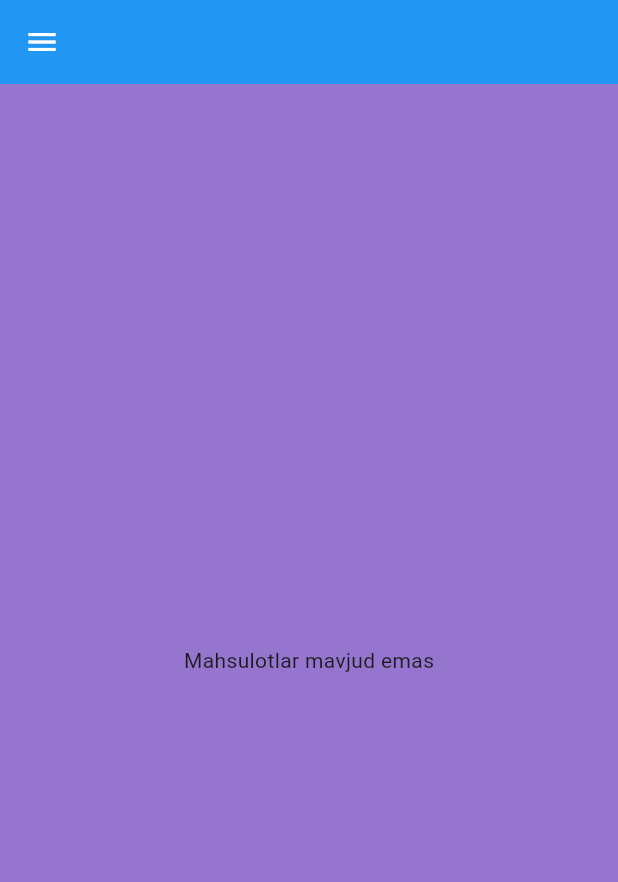
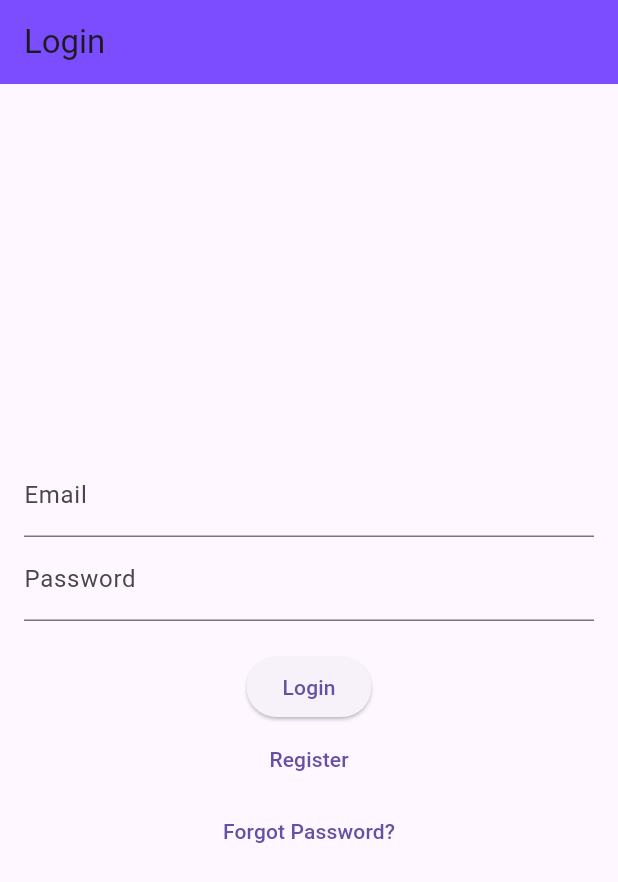
Before and after one commit to asliddinCoDeR77/quiz_app, a Flutter app: the screen it shows after launch, on a phone screen of 412 x 824 dp. Shown: the top 882 px of the screen. Run offline on Flutter 3.47's test engine with Material 3 defaults, Android fonts, the phone set to English and light mode, and no system bars; our stand-ins replace cloud_firestore, firebase_auth, firebase_core, lottie; accounts and stored records are empty.

```diff
--- /dev/null
+++ b/lib/auth/login_screen.dart
@@ -0,0 +1,95 @@
+import 'package:flutter/material.dart';
+import 'package:firebase_auth/firebase_auth.dart';
+import 'package:quiz_app/auth/reset_password.dart';
+import 'package:quiz_app/screen/quiz_screen.dart';
+import 'register_screen.dart';
+
+class LoginScreen extends StatefulWidget {
+  @override
+  _LoginScreenState createState() => _LoginScreenState();
+}
+
+class _LoginScreenState extends State<LoginScreen> {
+  final _auth = FirebaseAuth.instance;
+  final _emailController = TextEditingController();
+  final _passwordController = TextEditingController();
+  bool _isLoading = false;
+
+  void _login() async {
+    setState(() {
+      _isLoading = true;
+    });
+
+    try {
+      await _auth.signInWithEmailAndPassword(
+        email: _emailController.text,
+        password: _passwordController.text,
+      );
+      Navigator.of(context).push(MaterialPageRoute(
+        builder: (context) => Homepage(),
+      ));
+    } catch (e) {
+      print(e);
+      ScaffoldMessenger.of(context).showSnackBar(
+        SnackBar(content: Text('Failed to login: $e')),
+      );
+    }
+
+    setState(() {
+      _isLoading = false;
+    });
+  }
+
+  @override
+  Widget build(BuildContext context) {
+    return Scaffold(
+      appBar: AppBar(
+        title: Text('Login'),
+      ),
+      body: Padding(
+        padding: EdgeInsets.all(16.0),
+        child: Column(
+          mainAxisAlignment: MainAxisAlignment.center,
+          children: [
+            TextField(
+              controller: _emailController,
+              decoration: InputDecoration(labelText: 'Email'),
+            ),
+            TextField(
+              controller: _passwordController,
+              decoration: InputDecoration(labelText: 'Password'),
+              obscureText: true,
+            ),
+            SizedBox(height: 20),
+            if (_isLoading)
+              CircularProgressIndicator()
+            else
+              ElevatedButton(
+                onPressed: _login,
+                child: Text('Login'),
+              ),
+            TextButton(
+              onPressed: () {
+                Navigator.push(
+                  context,
+                  MaterialPageRoute(builder: (context) => RegisterScreen()),
+                );
+              },
+              child: Text('Register'),
+            ),
+            TextButton(
+              onPressed: () {
+                Navigator.push(
+                  context,
+                  MaterialPageRoute(
+                      builder: (context) => ResetPasswordScreen()),
+                );
+              },
+              child: Text('Forgot Password?'),
+            ),
+          ],
+        ),
+      ),
+    );
+  }
+}
--- a/lib/main.dart
+++ b/lib/main.dart
@@ -1,33 +1,40 @@
 import 'package:firebase_core/firebase_core.dart';
 import 'package:flutter/material.dart';
-
 import 'package:provider/provider.dart';
+import 'package:quiz_app/auth/login_screen.dart';
 import 'package:quiz_app/controllers/quiz_controller.dart';
+import 'package:quiz_app/screen/leabordsscreen.dart';
 import 'package:quiz_app/screen/quiz_screen.dart';
+import 'package:quiz_app/services/quiz_services.dart';
 
 void main() async {
   WidgetsFlutterBinding.ensureInitialized();
   await Firebase.initializeApp();
-  runApp(const Myapp());
+  runApp(MyApp());
 }
 
-class Myapp extends StatelessWidget {
-  const Myapp({super.key});
-
+class MyApp extends StatelessWidget {
   @override
   Widget build(BuildContext context) {
-    return ChangeNotifierProvider(create: (context) {
-      return Productcontroller();
-    }, builder: (context, child) {
-      return MaterialApp(
+    return MultiProvider(
+      providers: [
+        ChangeNotifierProvider(create: (_) => Productcontroller()),
+        Provider(create: (_) => QuizFirebaseService()),
+      ],
+      child: MaterialApp(
+        title: 'Quiz App',
+        theme: ThemeData(
+            primarySwatch: Colors.deepPurple,
+            appBarTheme:
+                const AppBarTheme(backgroundColor: Colors.deepPurpleAccent)),
+        home: LoginScreen(),
         debugShowCheckedModeBanner: false,
-        theme: ThemeData(
-            appBarTheme: const AppBarTheme(
-          backgroundColor: Colors.blue,
-          foregroundColor: Colors.white,
-        )),
-        home: const Homepage(),
-      );
-    });
+        routes: {
+          '/home': (context) => Homepage(),
+          '/login': (context) => LoginScreen(),
+          '/leaderboard': (context) => LeaderboardScreen(),
+        },
+      ),
+    );
   }
 }
--- a/lib/widgets/quiz_widgets.dart
+++ b/lib/widgets/quiz_widgets.dart
@@ -15,6 +15,7 @@ class Pageviewbuilder extends StatefulWidget {
     required this.index,
     required this.nextquestion,
     required this.correct,
+    required void Function() incrementScore,
   });
 
   @override
--- a/pubspec.yaml
+++ b/pubspec.yaml
@@ -39,6 +39,7 @@ dependencies:
   cloud_firestore: ^5.0.2
   provider: ^6.1.2
   lottie: ^3.1.2
+  firebase_auth: ^5.1.1
 
 dev_dependencies:
   flutter_test:
```
Also changed, not shown: lib/auth/register_screen.dart (added, +92 -0 lines), lib/auth/reset_password.dart (added, +64 -0 lines), lib/screen/leabordsscreen.dart (added, +54 -0 lines), lib/screen/quiz_screen.dart (+38 -3 lines), lib/services/quiz_services.dart (+11 -0 lines), firebase.json, lib/firebase_options.dart, pubspec.lock, 5 other files.
